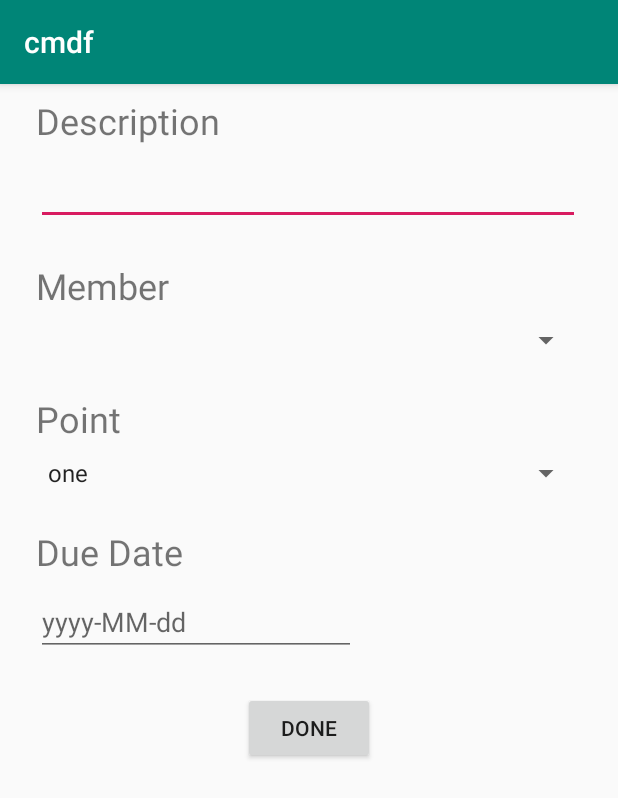
After one commit to anhyesun/ShareChore, an Android app: the NewTask screen opened directly, with no data from a screen before it, on a phone screen of 412 x 824 dp. The commit adds this screen. Shown: the top 798 px of the screen. Run offline under Robolectric (Android 15) with nearby library versions, the phone set to English and light mode, and no system bars.

Commit message:
integrated add task screen

```diff
--- a/app/build.gradle
+++ b/app/build.gradle
@@ -1,7 +1,7 @@
 apply plugin: 'com.android.application'
 
 
-def BUTTER_KNIFE_VERSION="8.5.1"
+def BUTTER_KNIFE_VERSION = "8.5.1"
 
 
 android {
--- a/app/src/main/AndroidManifest.xml
+++ b/app/src/main/AndroidManifest.xml
@@ -12,16 +12,13 @@
         <activity android:name=".LoginActivity">
             <intent-filter>
                 <action android:name="android.intent.action.MAIN" />
+
                 <category android:name="android.intent.category.LAUNCHER" />
             </intent-filter>
         </activity>
-        <activity
-            android:name="com.example.naoreen.cmdf.SignupActivity">
-        </activity>
-        <activity
-            android:name="com.example.naoreen.cmdf.HomeActivity">
-        </activity>
-
+        <activity android:name=".SignupActivity" />
+        <activity android:name=".HomeActivity" />
+        <activity android:name=".NewTask"></activity>
     </application>
 
 </manifest>
--- /dev/null
+++ b/app/src/main/java/com/example/naoreen/cmdf/NewTask.java
@@ -0,0 +1,63 @@
+package com.example.naoreen.cmdf;
+
+import android.support.v7.app.AppCompatActivity;
+import android.os.Bundle;
+import android.view.View;
+import android.widget.AdapterView;
+import android.widget.ArrayAdapter;
+import android.widget.EditText;
+import android.widget.Spinner;
+
+import org.json.JSONObject;
+
+public class NewTask extends AppCompatActivity implements AdapterView.OnItemSelectedListener {
+
+    @Override
+    protected void onCreate(Bundle savedInstanceState) {
+        super.onCreate(savedInstanceState);
+        setContentView(R.layout.activity_new_task);
+
+        //TODO: display members -- Parse JSON file to get list of users
+
+        // display task difficulty level
+        Spinner pnt = findViewById(R.id.point);
+        ArrayAdapter<CharSequence> adapter = ArrayAdapter.createFromResource(this, R.array.nums, android.R.layout.simple_spinner_item);
+        adapter.setDropDownViewResource(android.R.layout.simple_spinner_dropdown_item);
+        pnt.setAdapter(adapter);
+        pnt.setOnItemSelectedListener(this);
+    }
+
+    @Override
+    public void onItemSelected(AdapterView<?> parent, View view, int position, long id) {
+
+    }
+
+    @Override
+    public void onNothingSelected(AdapterView<?> parent) {
+
+    }
+
+    public void createTask(View view){
+
+
+        //Description
+        EditText desText = findViewById(R.id.des);
+        String des = desText.getText().toString();
+
+        // Point
+        Spinner p = findViewById(R.id.point);
+        String point = p.getSelectedItem().toString();
+
+        // Due Date
+        EditText dateText = findViewById(R.id.date);
+        String date = dateText.getText().toString();
+
+        // Status
+        String status = "TODO";
+
+        JSONObject task = new JSONObject();
+
+
+    }
+
+}
--- /dev/null
+++ b/app/src/main/res/layout/activity_new_task.xml
@@ -0,0 +1,140 @@
+<?xml version="1.0" encoding="utf-8"?>
+<ScrollView xmlns:android="http://schemas.android.com/apk/res/android"
+    xmlns:app="http://schemas.android.com/apk/res-auto"
+    xmlns:tools="http://schemas.android.com/tools"
+    android:layout_width="match_parent"
+    android:layout_height="wrap_content"
+    tools:context=".CreateTask">
+
+    <android.support.constraint.ConstraintLayout
+        android:layout_width="match_parent"
+        android:layout_height="wrap_content">
+
+        <EditText
+            android:id="@+id/des"
+            android:layout_width="0dp"
+            android:layout_height="wrap_content"
+            android:layout_marginStart="24dp"
+            android:layout_marginLeft="24dp"
+            android:layout_marginTop="8dp"
+            android:layout_marginEnd="25dp"
+            android:layout_marginRight="25dp"
+            android:ems="10"
+            android:inputType="text|textPersonName"
+            app:layout_constraintEnd_toEndOf="parent"
+            app:layout_constraintStart_toStartOf="parent"
+            app:layout_constraintTop_toBottomOf="@+id/textView" />
+
+        <Spinner
+            android:id="@+id/member"
+            android:layout_width="0dp"
+            android:layout_height="wrap_content"
+            android:layout_marginStart="24dp"
+            android:layout_marginLeft="24dp"
+            android:layout_marginTop="8dp"
+            android:layout_marginEnd="24dp"
+            android:layout_marginRight="24dp"
+            android:dropDownWidth="match_parent"
+            app:layout_constraintEnd_toEndOf="parent"
+            app:layout_constraintHorizontal_bias="0.0"
+            app:layout_constraintStart_toStartOf="parent"
+            app:layout_constraintTop_toBottomOf="@+id/textView6" />
+
+        <TextView
+            android:id="@+id/textView7"
+            android:layout_width="wrap_content"
+            android:layout_height="wrap_content"
+            android:layout_marginStart="24dp"
+            android:layout_marginLeft="24dp"
+            android:layout_marginTop="24dp"
+            android:text="@string/duedate"
+            android:textSize="24sp"
+            app:layout_constraintStart_toStartOf="parent"
+            app:layout_constraintTop_toBottomOf="@+id/point"
+            tools:text="@string/duedate" />
+
+        <TextView
+            android:id="@+id/textView"
+            android:layout_width="wrap_content"
+            android:layout_height="wrap_content"
+            android:layout_marginStart="24dp"
+            android:layout_marginLeft="24dp"
+            android:layout_marginTop="8dp"
+            android:text="@string/des"
+            android:textSize="24sp"
+            app:layout_constraintStart_toStartOf="parent"
+            app:layout_constraintTop_toTopOf="parent"
+            tools:text="@string/des" />
+
+        <TextView
+            android:id="@+id/textView6"
+            android:layout_width="wrap_content"
+            android:layout_height="wrap_content"
+            android:layout_marginStart="24dp"
+            android:layout_marginLeft="24dp"
+            android:layout_marginTop="24dp"
+            android:text="@string/member"
+            android:textSize="24sp"
+            app:layout_constraintStart_toStartOf="parent"
+            app:layout_constraintTop_toBottomOf="@+id/des" />
+
+        <TextView
+            android:id="@+id/textView5"
+            android:layout_width="wrap_content"
+            android:layout_height="wrap_content"
+            android:layout_marginStart="24dp"
+            android:layout_marginLeft="24dp"
+            android:layout_marginTop="24dp"
+            android:text="@string/point"
+            android:textSize="24sp"
+            app:layout_constraintStart_toStartOf="parent"
+            app:layout_constraintTop_toBottomOf="@+id/member" />
+
+        <EditText
+            android:id="@+id/date"
+            android:layout_width="wrap_content"
+            android:layout_height="wrap_content"
+            android:layout_marginStart="24dp"
+            android:layout_marginLeft="24dp"
+            android:layout_marginTop="8dp"
+            android:ems="10"
+            android:hint="yyyy-MM-dd"
+            android:inputType="date"
+            android:singleLine="false"
+            app:layout_constraintStart_toStartOf="parent"
+            app:layout_constraintTop_toBottomOf="@+id/textView7" />
+
+        <Button
+            android:id="@+id/button"
+            android:layout_width="wrap_content"
+            android:layout_height="wrap_content"
+            android:layout_marginStart="8dp"
+            android:layout_marginLeft="8dp"
+            android:layout_marginTop="24dp"
+            android:layout_marginEnd="8dp"
+            android:layout_marginRight="8dp"
+            android:layout_marginBottom="28dp"
+            android:onClick="createTask"
+            android:text="@string/done"
+            app:layout_constraintBottom_toBottomOf="parent"
+            app:layout_constraintEnd_toEndOf="parent"
+            app:layout_constraintStart_toStartOf="parent"
+            app:layout_constraintTop_toBottomOf="@+id/date" />
+
+        <Spinner
+            android:id="@+id/point"
+            android:layout_width="0dp"
+            android:layout_height="wrap_content"
+            android:layout_marginStart="24dp"
+            android:layout_marginLeft="24dp"
+            android:layout_marginTop="8dp"
+            android:layout_marginEnd="24dp"
+            android:layout_marginRight="24dp"
+            app:layout_constraintEnd_toEndOf="parent"
+            app:layout_constraintStart_toStartOf="parent"
+            app:layout_constraintTop_toBottomOf="@+id/textView5" />
+
+    </android.support.constraint.ConstraintLayout>
+
+
+</ScrollView>
--- a/app/src/main/res/layout/activity_newtask.xml
+++ /dev/null
@@ -1,46 +0,0 @@
-<?xml version="1.0" encoding="utf-8"?>
-<ScrollView xmlns:android="http://schemas.android.com/apk/res/android"
-    xmlns:tools="http://schemas.android.com/tools"
-    android:layout_width="fill_parent"
-    android:layout_height="fill_parent"
-    android:fitsSystemWindows="true">
-
-    <LinearLayout
-        xmlns:android="http://schemas.android.com/apk/res/android"
-        android:orientation="vertical"
-        android:layout_width="fill_parent"
-        android:layout_height="wrap_content"
-        android:paddingTop="56dp"
-        android:paddingLeft="24dp"
-        android:paddingRight="24dp">
-
-        <TextView
-            android:layout_width="wrap_content"
-            android:layout_height="wrap_content"
-            android:text="@string/add_task"
-            android:textSize="28sp"/>
-
-        <android.support.design.widget.TextInputLayout
-            android:layout_width="match_parent"
-            android:layout_height="wrap_content"
-            android:layout_marginTop="15dp"
-            android:layout_marginBottom="15dp">
-            <android.support.design.widget.TextInputEditText
-                android:layout_width="match_parent"
-                android:layout_height="wrap_content"
-                android:hint="@string/description"/>
-
-        </android.support.design.widget.TextInputLayout>
-
-        <TextView
-            android:layout_width="wrap_content"
-            android:layout_height="wrap_content"
-            android:text="@string/member"
-            android:textSize="20sp"/>
-
-
-
-
-    </LinearLayout>
-
-</ScrollView>
--- a/app/src/main/res/values/strings.xml
+++ b/app/src/main/res/values/strings.xml
@@ -7,9 +7,11 @@
     <string name="submit">Submit</string>
     <string name="log_in">log in</string>
     <string name="create_an_account"> create new account</string>
-    <string name="description">Description</string>
     <string name="add_task">ADD TASK</string>
-    <string name="member">Member:</string>
+    <string name="point">Point</string>
+    <string name="duedate">Due Date</string>
+    <string name="status">Status</string>
+    <string name="done">Done</string>
     <string name="name">Name</string>
     <string name="create_new_account">create new account</string>
     <string name="e_mail">E-mail</string>
@@ -18,4 +20,15 @@
     <string name="account_already_login">Already have an account? Login</string>
     <string name="test_string">test</string>
 
+
+    <string-array name="nums">
+        <item>one</item>
+        <item>two</item>
+        <item>three</item>
+        <item>four</item>
+        <item>five</item>
+    </string-array>
+    <string name="member">Member</string>
+    <string name="des">Description</string>
+
 </resources>
```
